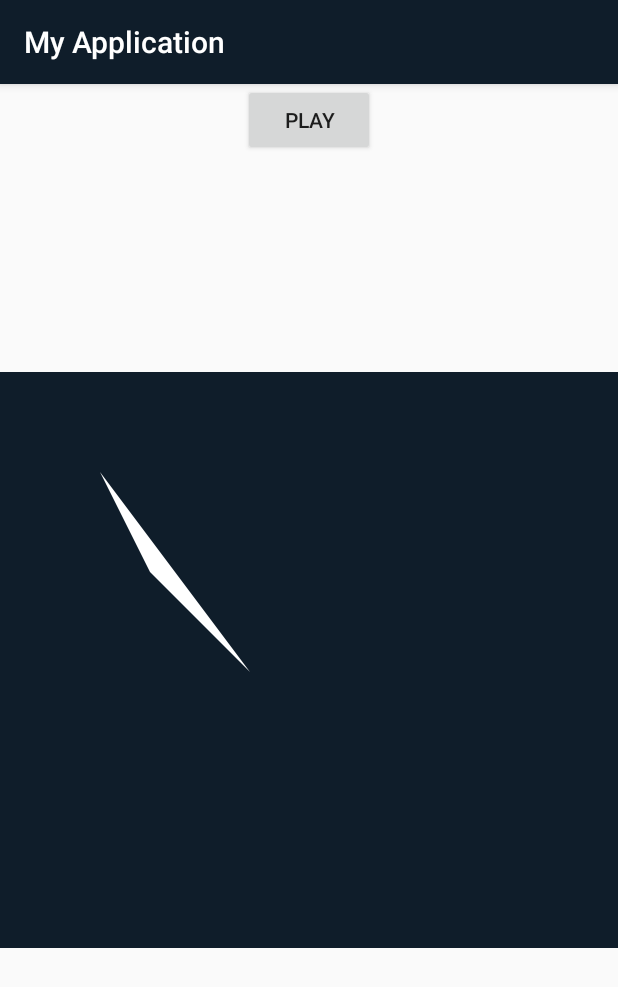
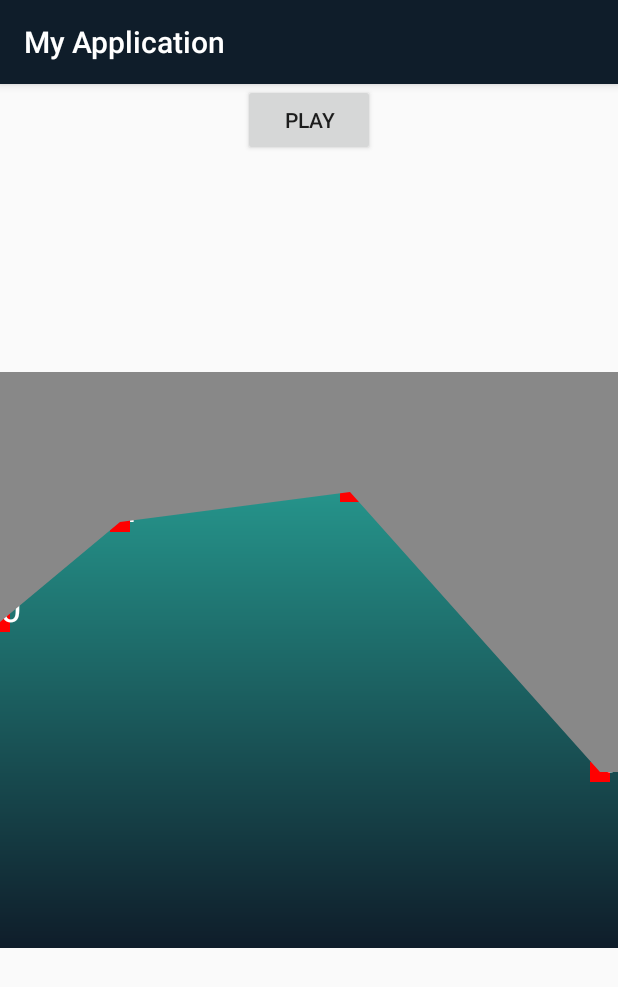
Before and after one commit to Meirlen/DreamApp, an Android app: the screen it shows after launch (MainActivity), on a phone screen of 412 x 824 dp. Shown: the top 987 px of the screen. Run offline under Robolectric (Android 15) with nearby library versions, the phone set to English and light mode, and no system bars.

Commit message:
working with gradient

```diff
--- /dev/null
+++ b/app/src/main/java/com/example/myapplication/GradientView.kt
@@ -0,0 +1,86 @@
+package com.example.myapplication
+
+import android.annotation.SuppressLint
+import android.content.Context
+import android.graphics.*
+import android.util.AttributeSet
+import android.view.View
+import com.example.myapplication.data.DrawData
+import android.graphics.Shader.TileMode
+import android.graphics.LinearGradient
+import android.graphics.Shader
+
+
+
+class GradientView : View {
+
+
+    private var erasePath = Path()
+
+    private val erasePaint = Paint(Paint.ANTI_ALIAS_FLAG)
+    private val linePaint = Paint(Paint.ANTI_ALIAS_FLAG)
+    private val poinPaint = Paint(Paint.ANTI_ALIAS_FLAG)
+    private val textPaint = Paint(Paint.ANTI_ALIAS_FLAG)
+    private val gradienPaint = Paint(Paint.ANTI_ALIAS_FLAG)
+
+    init {
+        linePaint.color = Color.MAGENTA
+        linePaint.color = Color.TRANSPARENT
+        erasePaint.color = Color.GRAY
+        poinPaint.color = Color.RED
+        poinPaint.strokeWidth = 20f
+        textPaint.color = Color.WHITE
+        textPaint.textSize = 38F
+        textPaint.strokeWidth = 10f
+
+    }
+
+    constructor(context: Context) : super(context)
+
+    constructor(context: Context, attrs: AttributeSet) : super(context, attrs)
+
+
+    override fun onMeasure(widthMeasureSpec: Int, heightMeasureSpec: Int) {
+        super.onMeasure(widthMeasureSpec, heightMeasureSpec)
+        val width = MeasureSpec.getSize(widthMeasureSpec)
+        val height = MeasureSpec.getSize(heightMeasureSpec) / 2
+        setMeasuredDimension(width, height)
+    }
+
+    @SuppressLint("DrawAllocation")
+    override fun onDraw(canvas: Canvas) {
+        val shader = LinearGradient(0f, 0f, 0f, height.toFloat(),  Color.parseColor("#2BB3A4"), Color.parseColor("#0F1D2A"), TileMode.CLAMP)
+        gradienPaint.shader = shader
+        canvas.drawPaint(gradienPaint)
+
+        val xCoordinates = listOf(0f,120f, 350f, 600f)
+        val yCoordinates = listOf(250f,150f, 120f, 400f)
+        var firstSet = false
+        var x = 0F
+        var y = 0F
+
+        xCoordinates.forEachIndexed { index, fl ->
+            x = xCoordinates[index]
+            y = calculateY(yCoordinates[index])
+            if (!firstSet) {
+                erasePath.moveTo(x, calculateY(0f))
+                erasePath.lineTo(x, y)
+                firstSet = true
+            } else {
+                erasePath.lineTo(x, y)
+            }
+            canvas.drawPoint(x,y,poinPaint)
+            canvas.drawText(index.toString(),x,y,textPaint)
+        }
+
+        erasePath.lineTo(width.toFloat(), y)
+        erasePath.lineTo(width.toFloat(), calculateY(0f))
+        erasePath.lineTo(0f, calculateY(0f))
+
+        canvas.drawPath(erasePath,erasePaint)
+    }
+
+    private fun calculateY(y: Float) = y
+
+
+}
--- a/app/src/main/java/com/example/myapplication/GraphView.kt
+++ b/app/src/main/java/com/example/myapplication/GraphView.kt
@@ -1,8 +1,7 @@
 package com.example.myapplication
 
 import android.content.Context
-import android.graphics.Canvas
-import android.graphics.Color
+import android.graphics.*
 import android.util.AttributeSet
 import android.view.View
 import com.example.myapplication.data.DrawData
@@ -30,7 +29,10 @@ class GraphView : View, GraphManager.AnimationListener {
         graphManager.animate()
         val graph = graphManager.graph()
         graph.drawDataList = drawDataList
+
+
         graphManager.animate()
+
     }
 
     override fun onDraw(canvas: Canvas) {
--- a/app/src/main/java/com/example/myapplication/MainActivity.kt
+++ b/app/src/main/java/com/example/myapplication/MainActivity.kt
@@ -25,6 +25,6 @@ class MainActivity : AppCompatActivity() {
         drawDataList.add(DrawData(400, 490, 290, 390))
         drawDataList.add(DrawData(490, 530, 390, 250))
         drawDataList.add(DrawData(530, 800, 250, 320))
-        graphView.setData(drawDataList)
+        //graphView.setData(drawDataList)
     }
 }
--- a/app/src/main/java/com/example/myapplication/draw/DrawController.kt
+++ b/app/src/main/java/com/example/myapplication/draw/DrawController.kt
@@ -11,6 +11,12 @@ import com.example.myapplication.R
 import com.example.myapplication.animation.AnimationManager
 import com.example.myapplication.data.AnimValue
 import com.example.myapplication.data.Graph
+import android.graphics.Shader
+import android.graphics.LinearGradient
+
+
+
+
 
 
 class DrawController(private var graph: Graph, private var context: Context) {
@@ -19,7 +25,7 @@ class DrawController(private var graph: Graph, private var context: Context) {
     }
 
     private val linePaint = Paint(Paint.ANTI_ALIAS_FLAG)
-    private val pathPaint = Paint(Paint.ANTI_ALIAS_FLAG)
+    private val pathPaint = Paint(Paint.ANTI_ALIAS_FLAG or Paint.FILTER_BITMAP_FLAG)
     private var animValue: AnimValue? = null
     private var coordPath = Path()
     private var testPath = Path()
@@ -38,7 +44,7 @@ class DrawController(private var graph: Graph, private var context: Context) {
         testPath.moveTo(100f, 100f)
         testPath.lineTo(150f, 200f)
         testPath.lineTo(250f, 300f)
-        canvas.drawPath(testPath, p)
+        canvas.drawPath(testPath, pathPaint)
 
     }
 
@@ -139,11 +145,11 @@ class DrawController(private var graph: Graph, private var context: Context) {
         linePaint.strokeWidth = 4f
 
         pathPaint.color =ContextCompat.getColor(context, R.color.colorAccent)
+        p.shader = LinearGradient(0f, 0f, 0f, graph.height.toFloat(), Color.YELLOW, Color.WHITE, Shader.TileMode.MIRROR)
         pathPaint.style = Paint.Style.FILL
         pathPaint.strokeWidth = 4f
 
         p.style = Paint.Style.FILL
         p.color = Color.WHITE
-
     }
 }
--- a/app/src/main/res/layout/activity_main.xml
+++ b/app/src/main/res/layout/activity_main.xml
@@ -16,7 +16,7 @@
         app:layout_constraintTop_toTopOf="parent"
      />
 
-    <com.example.myapplication.GraphView
+    <com.example.myapplication.GradientView
         android:id="@+id/graphView"
         android:layout_width="wrap_content"
         android:layout_height="wrap_content"
```
